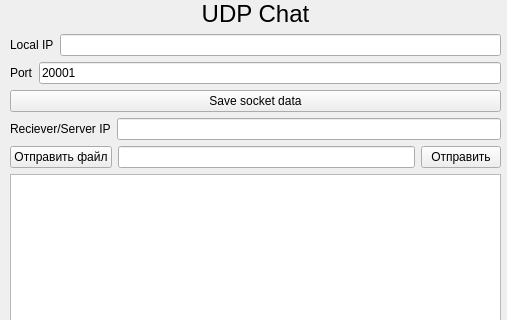
Above: client.ui from Yarosvet/udp_chat before the change; both pictures show x 0 to 507 and y 0 to 320 of the 507 by 641 pixel window. Below: the same form after it.
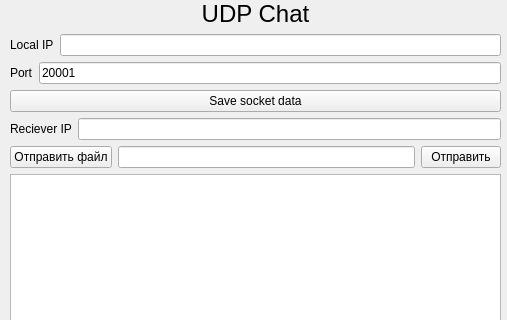
That is the form after the change.

Patch:
```diff
--- a/client.ui
+++ b/client.ui
@@ -125,7 +125,7 @@
        <item>
         <widget class="QLabel" name="label_4">
          <property name="text">
-          <string>Reciever/Server IP</string>
+          <string>Reciever IP</string>
          </property>
          <property name="margin">
           <number>5</number>
```
